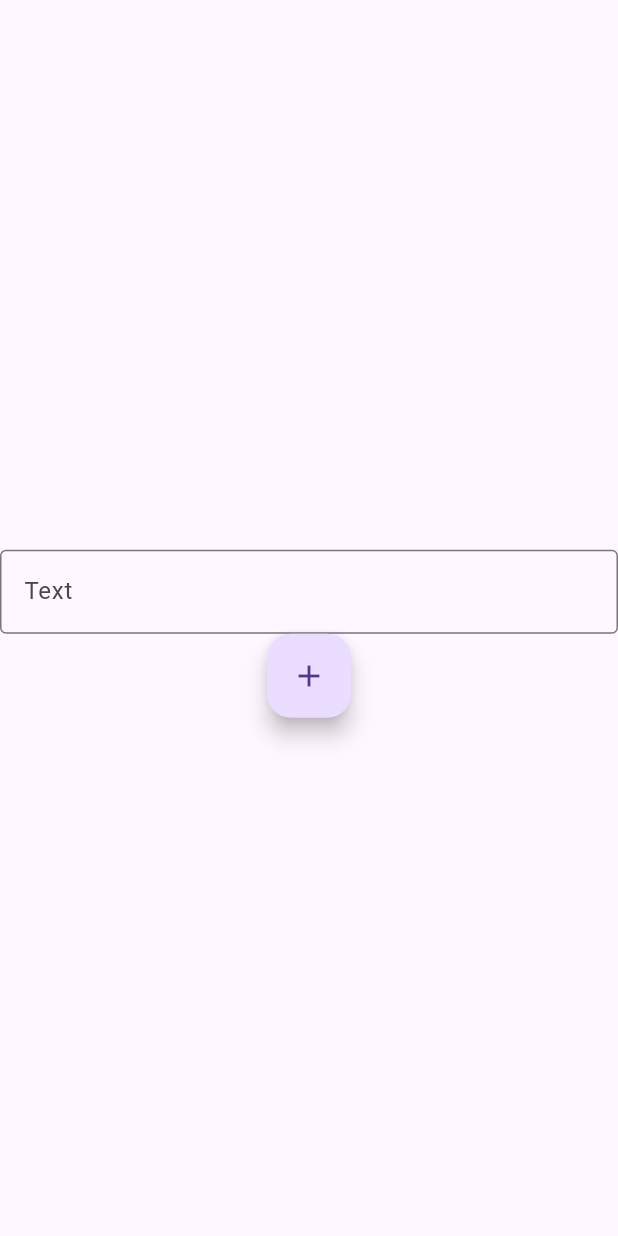
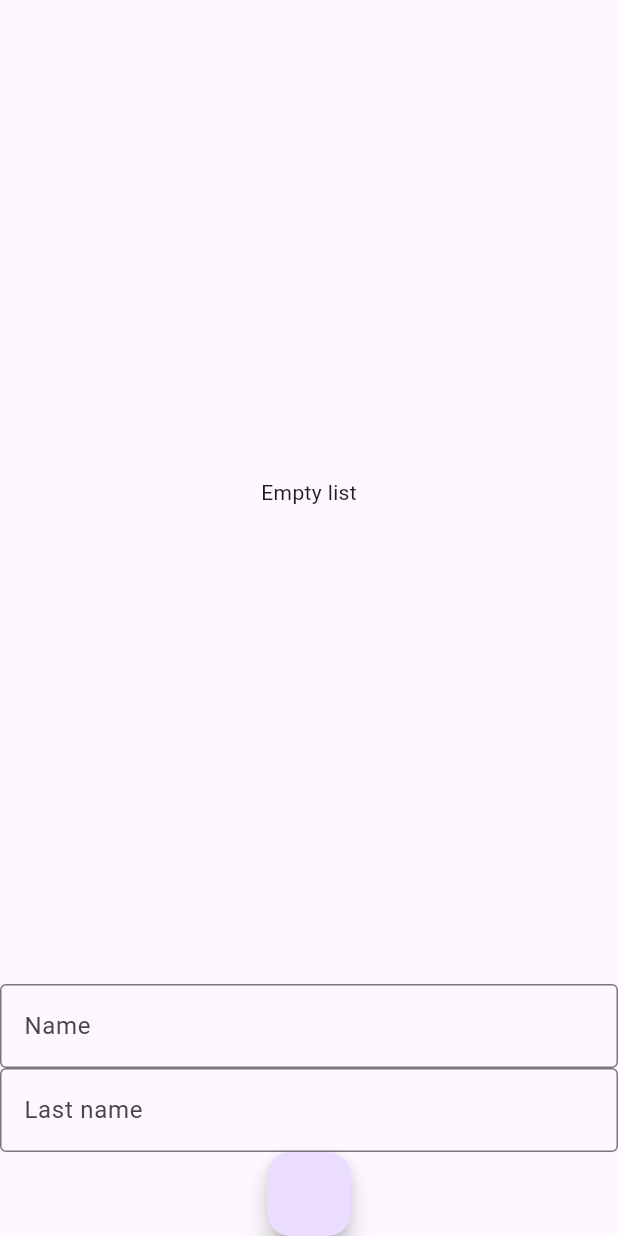
Before and after one commit to KingNedalord/bloc_tutorial, a Flutter app: the screen it shows after launch, on a phone screen of 412 x 824 dp. Run offline on Flutter 3.47's test engine with Material 3 defaults, Android fonts, the phone set to English and light mode, and no system bars; our stand-ins replace bloc, flutter_bloc.

Commit message:
bloc & listview

```diff
--- a/analysis_options.yaml
+++ b/analysis_options.yaml
@@ -7,7 +7,7 @@
 
 # The following line activates a set of recommended lints for Flutter apps,
 # packages, and plugins designed to encourage good coding practices.
-include: package:flutter_lints/flutter.yaml
+#include: package:flutter_lints/flutter.yaml
 
 linter:
   # The lint rules applied to this project can be customized in the
--- a/lib/count_cubit.dart
+++ /dev/null
@@ -1,14 +0,0 @@
-import 'package:bloc/bloc.dart';
-import 'package:meta/meta.dart';
-
-part 'count_state.dart';
-
-class CountCubit extends Cubit<CountState> {
-  CountCubit() : super(CountInitial());
-
-
-
-  void numberChange(){
-    emit(NumberChange());
-  }
-}
--- a/lib/count_state.dart
+++ /dev/null
@@ -1,10 +0,0 @@
-part of 'count_cubit.dart';
-
-@immutable
-abstract class CountState {}
-
-class CountInitial extends CountState {}
-
-class NumberChange extends CountState {
-  NumberChange();
-}
--- /dev/null
+++ b/lib/cubit/textfieldss_cubit.dart
@@ -0,0 +1,14 @@
+import 'package:bloc/bloc.dart';
+import 'package:meta/meta.dart';
+
+part 'textfieldss_state.dart';
+
+class TextfieldssCubit extends Cubit<TextfieldssState> {
+  TextfieldssCubit() : super(TextfieldssInitial());
+
+List <String> person1 = [];
+  void add_person(String name){
+    person1.add(name);
+    emit(TextChangedState(person1));
+  }
+}
--- /dev/null
+++ b/lib/cubit/textfieldss_state.dart
@@ -0,0 +1,12 @@
+part of 'textfieldss_cubit.dart';
+
+@immutable
+abstract class TextfieldssState {}
+
+class TextfieldssInitial extends TextfieldssState {}
+
+class TextChangedState extends TextfieldssState {
+  List <String> person = [];
+
+  TextChangedState(this.person);
+}
--- a/lib/main.dart
+++ b/lib/main.dart
@@ -1,12 +1,12 @@
 import 'package:flutter/material.dart';
 import 'package:flutter_bloc/flutter_bloc.dart';
 
-import 'count_cubit.dart';
+import 'cubit/textfieldss_cubit.dart';
 
 void main() {
   runApp(MaterialApp(
     home: BlocProvider(
-      create: (context) => CountCubit(),
+      create: (context) => TextfieldssCubit(),
       child: MyApp(),
     ),
   ));
@@ -20,35 +20,53 @@ class MyApp extends StatefulWidget {
 }
 
 class _MyAppState extends State<MyApp> {
-  TextEditingController text = TextEditingController();
+  TextEditingController name = TextEditingController();
+
   @override
   Widget build(BuildContext context) {
     return Scaffold(
         body: Column(
-        mainAxisAlignment: MainAxisAlignment.center,
       children: [
-          Center(
-            child: BlocBuilder<CountCubit, CountState>(
+        Expanded(
+          child: BlocBuilder<TextfieldssCubit, TextfieldssState>(
             builder: (context, state) {
-                if (state is CountInitial) {
-                  return Text(text.text);
+              if (state is TextfieldssInitial) {
+                return Center(
+                  child: Text("Empty list"),
+                );
+              } else if (state is TextChangedState) {
+                return ListView.builder(
+                  itemCount: state.person.length,
+                  itemBuilder: (context, index) {
+                    return ListTile(
+                      title: Text(state.person[index].toString()),
+                    );
+                  },
+                );
               } else {
-                  return Text("${text.text}");
+                return Text("Error");
               }
             },
           ),
-          ),TextField(
-            controller: text,
-            decoration: InputDecoration(border: OutlineInputBorder(),hintText: "Text"),
         ),
-          FloatingActionButton(
-            onPressed: () {
-              BlocProvider.of<CountCubit>(context).numberChange();
-            },
-            child: Icon(Icons.add),
+        Column(
+          children: [
+            TextField(
+              controller: name,
+              decoration: InputDecoration(
+                  border: OutlineInputBorder(), hintText: "Name"),
+            ),
+            TextField(
+              decoration: InputDecoration(
+                  border: OutlineInputBorder(), hintText: "Last name"),
             )
           ],
         ),
-    );
+        FloatingActionButton(onPressed: () {
+          BlocProvider.of<TextfieldssCubit>(context).add_person(name.text);
+          name.text = "";
+        }),
+      ],
+    ));
   }
 }
```
Lines whose indentation alone changed are shown as unchanged.
